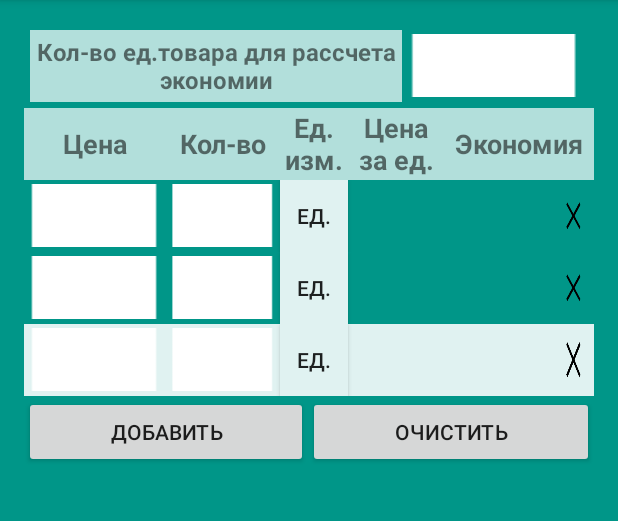
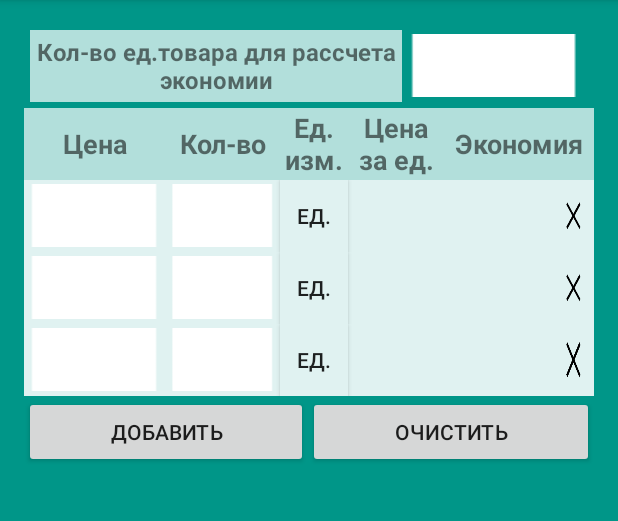
Before and after one commit to Dvajdi/QuickComparison, an Android app: the screen it shows after launch (MainActivity), in the options menu, after a tap on "add", on a phone screen of 412 x 824 dp, the part 84-605 px from its top. Run offline under Robolectric (Android 15) with nearby library versions, the light colour scheme and no system bars.

Commit message:
Дополнено

```diff
--- a/app/src/main/java/ru/forge/twice_a_day/quickcomparison/MainActivity.java
+++ b/app/src/main/java/ru/forge/twice_a_day/quickcomparison/MainActivity.java
@@ -1,5 +1,6 @@
 package ru.forge.twice_a_day.quickcomparison;
 
+import android.content.res.Resources;
 import android.graphics.Color;
 import android.support.v7.app.AppCompatActivity;
 import android.os.Bundle;
@@ -27,7 +28,7 @@ public class MainActivity extends AppCompatActivity {
 
 
     LinearLayout rl_main;
-    LinearLayout row2,doprow;
+    LinearLayout row2,row3;
 
     static int firstId, secondId;
 
@@ -35,7 +36,7 @@ public class MainActivity extends AppCompatActivity {
     boolean et_price1ChangedAndGreaterThanZero, et_quantity1ChangedAndGreaterThanZero;
     double quantity1, price1;
     double minRezult,secondMinResult;
-
+    int bestRowColor,secondBestRowColor,backgroundColor;
     ArrayList<LinearLayout> allLinearLayouts;
     ArrayList<Integer> idDopLinearLayouts;
     ArrayList<TextView> textViewForClear;
@@ -74,12 +75,19 @@ public class MainActivity extends AppCompatActivity {
         et_price2.setTag("price");
         et_quantity2.setTag("quantity");
         tv_price_unit2.setTag("price_unit");
+
         row2=(LinearLayout)findViewById(R.id.row2);
+        row3=(LinearLayout)findViewById(R.id.row2);
     }
 
     public void setContent() {
+
+        bestRowColor = getResources().getColor(R.color.colorVariant1);
+        secondBestRowColor=getResources().getColor(R.color.colorVariant2);
+        backgroundColor=getResources().getColor(R.color.background_tv);
+
         results=new ArrayList<>();
-        allLinearLayouts =new ArrayList<LinearLayout>();
+        allLinearLayouts =new ArrayList<>();
         allLinearLayouts.add((LinearLayout)findViewById(R.id.row2));
         allLinearLayouts.add((LinearLayout)findViewById(R.id.row3));
 
@@ -102,7 +110,8 @@ public class MainActivity extends AppCompatActivity {
 
     private void makeNewRow() {
         i++;
-        ViewGroup.LayoutParams lp = row2.getLayoutParams();
+        ViewGroup.LayoutParams lp = row3.getLayoutParams();
+
         LinearLayout llNew = (LinearLayout) LinearLayout.inflate(this, R.layout.row, null);
         llNew.setId(i);
 
@@ -110,6 +119,7 @@ public class MainActivity extends AppCompatActivity {
 
         allLinearLayouts.add(llNew);
         rl_main.addView(llNew, lp);
+
     }
 
     private void findMyViewsInNewRowAndSetListeners(LinearLayout llNew) {
@@ -119,6 +129,8 @@ public class MainActivity extends AppCompatActivity {
         tv_economy1 =(TextView)llNew.findViewById(R.id.tv_dop_economy);
         button_unit1=(Button)llNew.findViewById(R.id.button_dop_unit);
         iButton_delete1=(Button)llNew.findViewById(R.id.button_dop_delete);
+
+
 
         et_price1.setId(Integer.valueOf(i+""+1));
         et_quantity1.setId(Integer.valueOf(i+""+2));
@@ -152,7 +164,7 @@ public class MainActivity extends AppCompatActivity {
     }
 
     private void go() {
-        double []mins = new double[2];
+        double []mins;
         for(LinearLayout linearLayout: allLinearLayouts) {
 
             EditText et_quantity = (EditText) linearLayout.findViewWithTag("quantity");
@@ -176,51 +188,68 @@ public class MainActivity extends AppCompatActivity {
             if (quantity1 > 0 && price1 > 0) {
                 int j = (int)((price1/quantity1)*100);
                 double rez = (double)j/100;
-                results.add(rez);
-                mins=getMinimum(results);
-                minRezult=mins[0];
-                secondMinResult=mins[1];
                 tv_price_unit.setText(rez + "");
-            Log.d("priv","minRezult = "+minRezult);
+
             } else {
                 tv_price_unit.setText("");
             }
         }
+        getMinimum2(allLinearLayouts);
         paintBackGround(allLinearLayouts);
     }
 
-    public static double [] getMinimum(ArrayList<Double> values1){
-        ArrayList<Double>values = new ArrayList<>();
-        values.addAll(values1);
-        if (values.isEmpty()) return null;
-        Double min = Double.MAX_VALUE;
 
-        double [] mins=new double[2];
 
-        for(Double value : values){
-            if (min.compareTo(value)==1){
-                min = value;
+    public void getMinimum2(ArrayList<LinearLayout> allLinearLayouts){
+        double value = 0;
+        ArrayList<Double> values = new ArrayList<>();
+
+        for (LinearLayout oneOfLayouts : allLinearLayouts) {
+            TextView tv = (TextView) oneOfLayouts.findViewWithTag("price_unit");
+
+            try {
+                value = Double.valueOf(tv.getText().toString());
+                if(value>0){values.add(value);}
+            } catch (Exception e) {
+                e.printStackTrace();
+
             }
         }
-        mins[0]=min;
+
+        Double min = Double.MAX_VALUE;
+        for(Double value1 : values){
+            if (min.compareTo(value1)==1){
+                min = value1;
+            }
+        }
+        minRezult=min;
+
+        Log.d("min", "minRezult = " + min);
 
         for (int i = 0; i <values.size() ; i++) {
             if(values.get(i)==min){values.remove(i);}
         }
 
         min = Double.MAX_VALUE;
-        for(Double value : values){
-            if (min.compareTo(value)==1){
-                min = value;
+        for(Double value2 : values){
+            if (min.compareTo(value2)==1){
+                min = value2;
             }
+
+
         }
-        mins[1]=min;
+        secondMinResult=min;
 
-        return mins;
+
+        Log.d("min", "secondMinResult = " + secondMinResult);
+
+
     }
 
     void paintBackGround(ArrayList<LinearLayout> allLinearLayouts) {
         double value = 0;
+        Log.d("paint","minRezult = "+minRezult);
+        Log.d("paint","secondMinResult = "+secondMinResult);
 
         for (LinearLayout oneOfLayouts : allLinearLayouts) {
             TextView tv = (TextView) oneOfLayouts.findViewWithTag("price_unit");
@@ -229,20 +258,20 @@ public class MainActivity extends AppCompatActivity {
                 value = Double.valueOf(tv.getText().toString());
             } catch (Exception e) {
                 e.printStackTrace();
-                value = Double.MAX_VALUE;
+                value=0;
             }
 
+            Log.d("paint","value = "+value);
+
             if (value == minRezult) {
-                Log.d("priv2","minRezult = "+minRezult);
-                oneOfLayouts.setBackgroundColor(Color.GREEN);
+                oneOfLayouts.setBackgroundColor(bestRowColor);
             }
             if (value == secondMinResult) {
-                Log.d("priv2","secondMinResult = "+minRezult);
-                oneOfLayouts.setBackgroundColor(Color.YELLOW);
+                oneOfLayouts.setBackgroundColor(secondBestRowColor);
             }
-            if (value != minRezult || value != secondMinResult) {
-                oneOfLayouts.setBackgroundColor(getResources().getColor(R.color.background_main_activity));
-            }
+
+            if((value!=0)&&(value!=minRezult)&&(value!=secondMinResult)){oneOfLayouts.setBackgroundColor(backgroundColor);}
+
 
         }
     }
@@ -267,12 +296,15 @@ public class MainActivity extends AppCompatActivity {
     };
 
 void clear(){
-    for(LinearLayout oneLinear: allLinearLayouts){
-        switch(oneLinear.getId()){
-            case R.id.row2:break;
-            case R.id.row3:break;
-            default:
-                rl_main.removeView(oneLinear);}};
+    for (int i = 0; i < allLinearLayouts.size(); i++) {
+
+            switch(allLinearLayouts.get(i).getId()){
+            case R.id.row2:allLinearLayouts.get(i).setBackgroundColor(backgroundColor);break;
+            case R.id.row3:allLinearLayouts.get(i).setBackgroundColor(backgroundColor);break;
+            default: rl_main.removeView(allLinearLayouts.get(i));
+
+        }
+                                                };
     for(TextView textView:textViewForClear){textView.setText("");};
 
 }
--- a/app/src/main/res/layout/activity_main.xml
+++ b/app/src/main/res/layout/activity_main.xml
@@ -171,7 +171,8 @@
             android:gravity="center"
             android:textSize="16sp"
             android:layout_weight="17"
-            android:enabled="true" android:focusable="true" />
+            android:enabled="true" android:focusable="true"
+            />
 
         <TextView
             android:layout_width="0dp"
@@ -179,7 +180,7 @@
             android:id="@+id/tv_economy1"
             android:layout_weight="20"
             android:enabled="true" android:focusable="true"
-            android:textSize="16sp" />
+            android:textSize="16sp"/>
 
         <Button
             android:layout_width="0dp"
```
Also changed, not shown: 1 other file.
